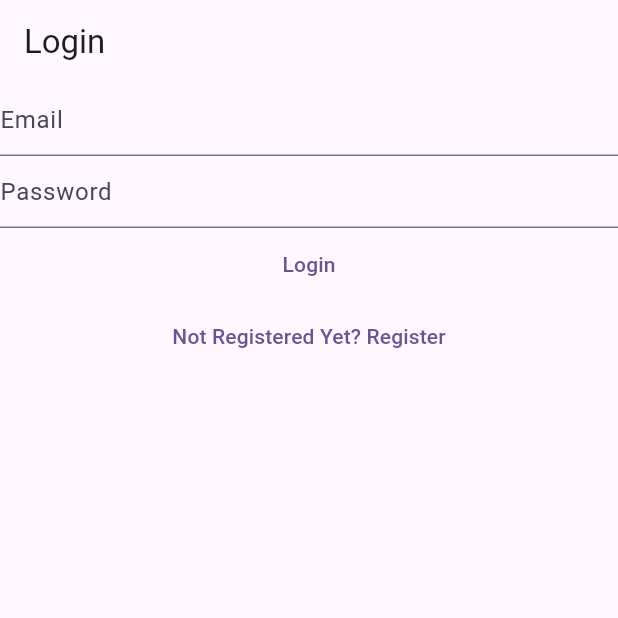
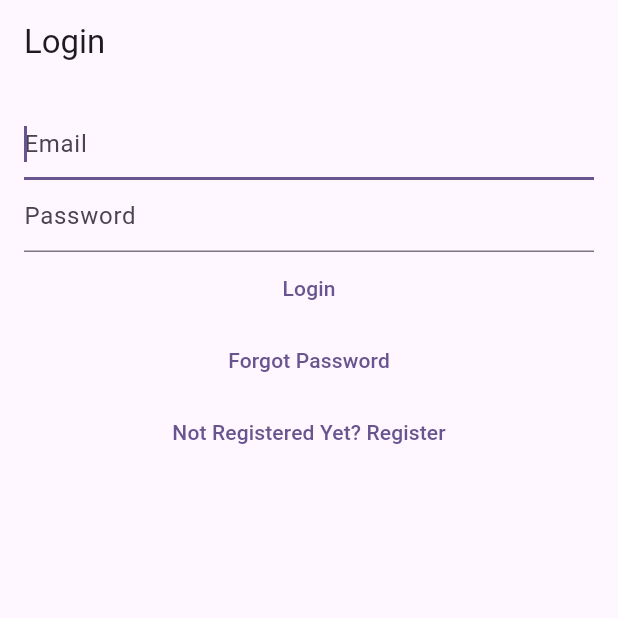
Before and after one commit to AnthonyTlei/flutter-mynotes, a Flutter app: the screen it shows after launch, on a phone screen of 412 x 824 dp, the top half of it. Run offline on Flutter 3.47's test engine with Material 2 defaults, Android fonts, the phone set to English and light mode, and no system bars; our stand-ins replace bloc, cloud_firestore, equatable, firebase_auth, firebase_core, flutter_bloc and 1 more; accounts and stored records are empty; generated files the repository leaves out were written again.

Commit message:
Added Forgot Password UI fixes

```diff
--- a/lib/main.dart
+++ b/lib/main.dart
@@ -6,6 +6,7 @@ import 'package:mynotes/services/auth/bloc/auth_bloc.dart';
 import 'package:mynotes/services/auth/bloc/auth_event.dart';
 import 'package:mynotes/services/auth/bloc/auth_state.dart';
 import 'package:mynotes/services/auth/firebase_auth_provider.dart';
+import 'package:mynotes/views/forgot_password_view.dart';
 import 'package:mynotes/views/login_view.dart';
 import 'package:mynotes/views/notes/create_update_note_view.dart';
 import 'package:mynotes/views/notes/notes_view.dart';
@@ -61,6 +62,9 @@ class HomePage extends StatelessWidget {
         if (state is AuthStateLoggedOut) {
           return const LoginView();
         }
+        if (state is AuthStateForgotPassword) {
+          return const ForgotPasswordView();
+        }
         return const Scaffold(
           body: CircularProgressIndicator(),
         );
--- a/lib/services/auth/auth_provider.dart
+++ b/lib/services/auth/auth_provider.dart
@@ -13,4 +13,5 @@ abstract class AuthProvider {
   });
   Future<void> logOut();
   Future<void> sendEmailVerification();
+  Future<void> sendPasswordReset({required String toEmail});
 }
--- a/lib/services/auth/auth_service.dart
+++ b/lib/services/auth/auth_service.dart
@@ -39,4 +39,8 @@ class AuthService implements AuthProvider {
 
   @override
   Future<void> sendEmailVerification() => provider.sendEmailVerification();
+
+  @override
+  Future<void> sendPasswordReset({required String toEmail}) =>
+      provider.sendPasswordReset(toEmail: toEmail);
 }
--- a/lib/services/auth/bloc/auth_event.dart
+++ b/lib/services/auth/bloc/auth_event.dart
@@ -32,3 +32,8 @@ class AuthEventLogIn extends AuthEvent {
 class AuthEventLogOut extends AuthEvent {
   const AuthEventLogOut();
 }
+
+class AuthEventForgotPassword extends AuthEvent {
+  final String? email;
+  const AuthEventForgotPassword({this.email});
+}
--- a/lib/services/auth/bloc/auth_state.dart
+++ b/lib/services/auth/bloc/auth_state.dart
@@ -52,3 +52,13 @@ class AuthStateLoggedOut extends AuthState with EquatableMixin {
   @override
   List<Object?> get props => [exception, isLoading];
 }
+
+class AuthStateForgotPassword extends AuthState {
+  final Exception? exception;
+  final bool hasSentEmail;
+  const AuthStateForgotPassword({
+    required this.exception,
+    required this.hasSentEmail,
+    required bool isLoading,
+  }) : super(isLoading: isLoading);
+}
--- /dev/null
+++ b/lib/utilities/dialogs/password_reset_email_sent_dialog.dart
@@ -0,0 +1,13 @@
+import 'package:flutter/widgets.dart';
+import 'package:mynotes/utilities/dialogs/generic_dialog.dart';
+
+Future<void> showPasswordResetSentDialog(BuildContext context) {
+  return showGenericDialog(
+    context: context,
+    title: 'Password Reset',
+    content: 'Password reset email has been sent',
+    optionsBuilder: () => {
+      'OK': null,
+    },
+  );
+}
--- a/lib/views/login_view.dart
+++ b/lib/views/login_view.dart
@@ -47,12 +47,15 @@ class _LoginViewState extends State<LoginView> {
       },
       child: Scaffold(
         appBar: AppBar(title: const Text('Login')),
-        body: Column(
+        body: Padding(
+          padding: const EdgeInsets.all(16.0),
+          child: Column(
             children: [
               TextField(
                 controller: _email,
                 enableSuggestions: false,
                 autocorrect: false,
+                autofocus: true,
                 keyboardType: TextInputType.emailAddress,
                 decoration: const InputDecoration(hintText: 'Email'),
               ),
@@ -77,11 +80,21 @@ class _LoginViewState extends State<LoginView> {
               TextButton(
                 onPressed: () {
                   context.read<AuthBloc>().add(
+                        const AuthEventForgotPassword(),
+                      );
+                },
+                child: const Text('Forgot Password'),
+              ),
+              TextButton(
+                onPressed: () {
+                  context.read<AuthBloc>().add(
                         const AuthEventShouldRegister(),
                       );
                 },
-                child: const Text('Not Registered Yet? Register'))
+                child: const Text('Not Registered Yet? Register'),
+              )
             ],
+          ),
         ),
       ),
     );
--- a/lib/views/register_view.dart
+++ b/lib/views/register_view.dart
@@ -49,12 +49,15 @@ class _RegisterViewState extends State<RegisterView> {
       },
       child: Scaffold(
         appBar: AppBar(title: const Text('Register')),
-        body: Column(
+        body: Padding(
+          padding: const EdgeInsets.all(16.0),
+          child: Column(
             children: [
               TextField(
                 controller: _email,
                 enableSuggestions: false,
                 autocorrect: false,
+                autofocus: true,
                 keyboardType: TextInputType.emailAddress,
                 decoration: const InputDecoration(hintText: 'Email'),
               ),
@@ -86,6 +89,7 @@ class _RegisterViewState extends State<RegisterView> {
             ],
           ),
         ),
+      ),
     );
   }
 }
```
Also changed, not shown: lib/services/auth/bloc/auth_bloc.dart (+41 -0 lines), lib/services/auth/firebase_auth_provider.dart (+18 -0 lines), lib/views/forgot_password_view.dart (added, +84 -0 lines), 1 other file. Lines whose indentation alone changed are shown as unchanged.
